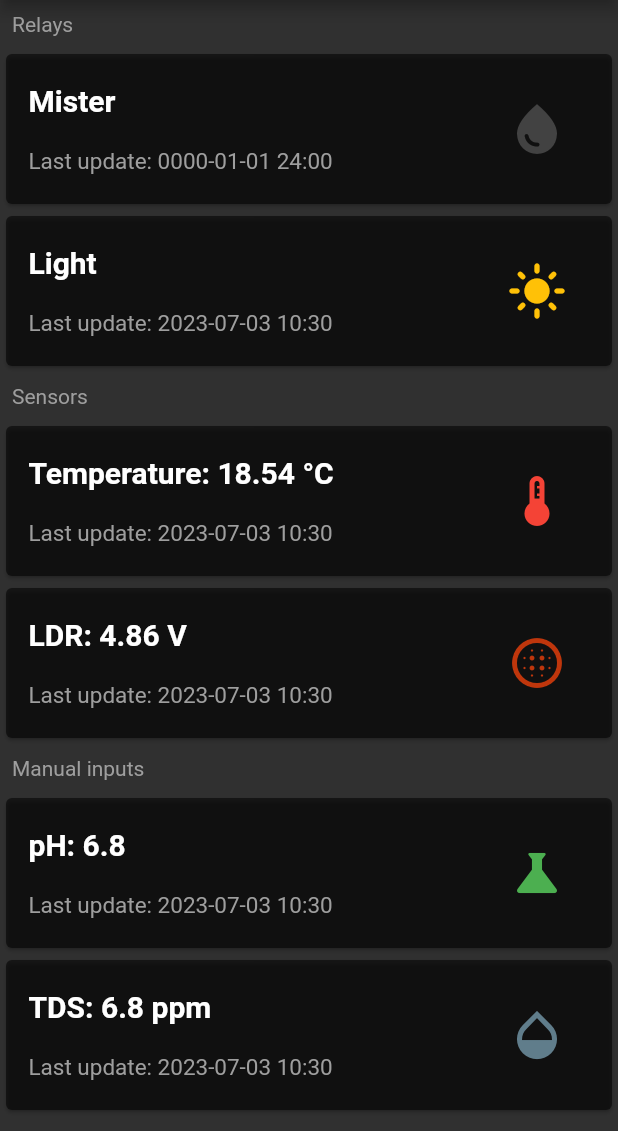
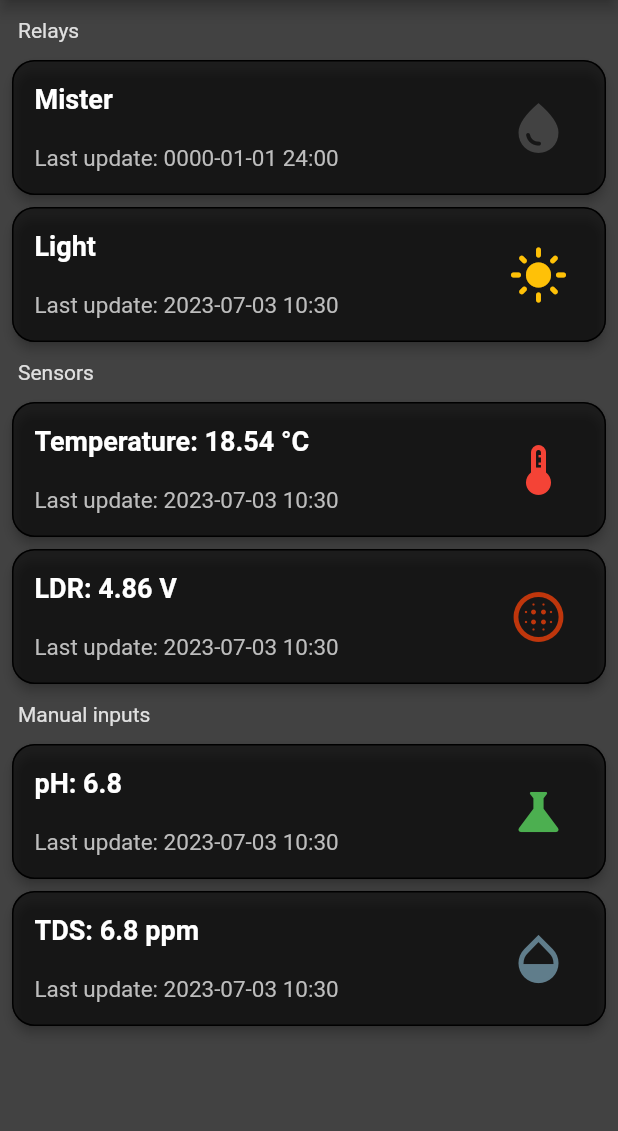
Before and after one commit to MRo47/MistyGro, a Flutter app: the screen it shows once a user with an empty profile is signed in, on a phone screen of 412 x 824 dp, the part 105-1236 px from its top. Run offline on Flutter 3.47's test engine with Material 2 defaults, Android fonts, the phone set to English and light mode, and no system bars; our stand-ins replace firebase_auth, firebase_core, firebase_database; missing offline and left inert: dart:ffi; accounts and stored records are empty.

Commit message:
looks pdate

```diff
--- a/Software/app/misty_gro/lib/home_page.dart
+++ b/Software/app/misty_gro/lib/home_page.dart
@@ -70,6 +70,7 @@ class _HomePageState extends State<HomePage> {
   @override
   Widget build(BuildContext context) {
     return Scaffold(
+        backgroundColor: Colors.grey.shade800,
         appBar: AppBar(
           actions: <Widget>[
             Padding(
@@ -101,13 +102,15 @@ class _HomePageState extends State<HomePage> {
         ),
         // Sets the content to the
         // center of the application page
-        body: ListView(
+        body: Padding(
+          padding: const EdgeInsets.all(4.0),
+          child: ListView(
             children: <Widget>[
               Padding(
                 padding: const EdgeInsets.all(8.0),
                 child: Text(
                   'Relays',
-                style: TextStyle(color: Colors.grey.shade500),
+                  style: TextStyle(color: Colors.grey.shade300),
                 ),
               ),
               RelayCard(
@@ -128,7 +131,7 @@ class _HomePageState extends State<HomePage> {
                 padding: const EdgeInsets.all(8.0),
                 child: Text(
                   'Sensors',
-                style: TextStyle(color: Colors.grey.shade500),
+                  style: TextStyle(color: Colors.grey.shade300),
                 ),
               ),
               SensorCard(
@@ -151,7 +154,7 @@ class _HomePageState extends State<HomePage> {
                 padding: const EdgeInsets.all(8.0),
                 child: Text(
                   'Manual inputs',
-                style: TextStyle(color: Colors.grey.shade500),
+                  style: TextStyle(color: Colors.grey.shade300),
                 ),
               ),
               ManualInputCard(
@@ -171,6 +174,7 @@ class _HomePageState extends State<HomePage> {
                 units: 'ppm',
               ),
             ],
+          ),
         ));
   }
 }
--- a/Software/app/misty_gro/lib/relay_card.dart
+++ b/Software/app/misty_gro/lib/relay_card.dart
@@ -19,6 +19,11 @@ class RelayCard extends StatelessWidget {
   @override
   Widget build(BuildContext context) {
     return Card(
+      elevation: 3,
+      shape: RoundedRectangleBorder(
+        side: const BorderSide(),
+        borderRadius: BorderRadius.circular(15.0), //<-- SEE HERE
+      ),
       child: SizedBox(
         width: double.infinity,
         child: Padding(
@@ -37,19 +42,19 @@ class RelayCard extends StatelessWidget {
                         child: Text(
                           name,
                           style: const TextStyle(
-                              fontSize: 20, fontWeight: FontWeight.bold),
+                              fontSize: 18, fontWeight: FontWeight.bold),
                         ),
                       ),
                       Text(
                         "Last update: ${DateFormat('yyyy-MM-dd kk:mm').format(lastUpdate)}",
-                        style:
-                            const TextStyle(fontSize: 15, color: Colors.grey),
+                        style: TextStyle(
+                            fontSize: 15, color: Colors.grey.shade400),
                       )
                     ],
                   ),
                 ),
                 Padding(
-                  padding: const EdgeInsets.all(15.0),
+                  padding: const EdgeInsets.all(10.0),
                   child: Icon(
                     icon,
                     color: switchOn == true ? onColor : Colors.grey.shade800,
--- a/Software/app/misty_gro/lib/sensor_card.dart
+++ b/Software/app/misty_gro/lib/sensor_card.dart
@@ -21,6 +21,11 @@ class SensorCard extends StatelessWidget {
   @override
   Widget build(BuildContext context) {
     return Card(
+      elevation: 3,
+      shape: RoundedRectangleBorder(
+        side: const BorderSide(),
+        borderRadius: BorderRadius.circular(15.0), //<-- SEE HERE
+      ),
       child: SizedBox(
         width: double.infinity,
         child: Padding(
@@ -39,19 +44,19 @@ class SensorCard extends StatelessWidget {
                         child: Text(
                           '$name: $value $units',
                           style: const TextStyle(
-                              fontSize: 20, fontWeight: FontWeight.bold),
+                              fontSize: 18, fontWeight: FontWeight.bold),
                         ),
                       ),
                       Text(
                         "Last update: ${DateFormat('yyyy-MM-dd kk:mm').format(lastUpdate)}",
-                        style:
-                            const TextStyle(fontSize: 15, color: Colors.grey),
+                        style: TextStyle(
+                            fontSize: 15, color: Colors.grey.shade400),
                       )
                     ],
                   ),
                 ),
                 Padding(
-                  padding: const EdgeInsets.all(15.0),
+                  padding: const EdgeInsets.all(10.0),
                   child: Icon(
                     icon,
                     color: iconColor,
```
Lines whose indentation alone changed are shown as unchanged.
